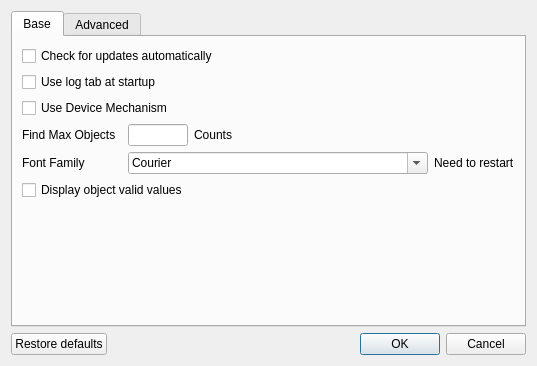
Before: the Qt Designer form CryptokiMan/settings_dlg.ui in jykim74/CryptokiMan, drawn with Qt 5.
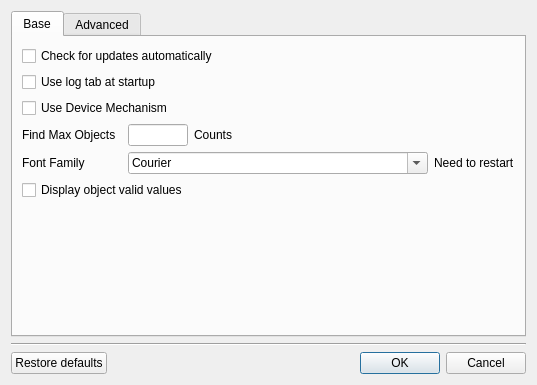
After: the same form once the commit is applied. The open tabs and pages were chosen to show the change.

```diff
--- a/CryptokiMan/settings_dlg.ui
+++ b/CryptokiMan/settings_dlg.ui
@@ -7,7 +7,7 @@
     <x>0</x>
     <y>0</y>
     <width>537</width>
-    <height>366</height>
+    <height>385</height>
    </rect>
   </property>
   <property name="windowTitle">
@@ -375,6 +375,13 @@
      </widget>
     </widget>
    </item>
+   <item>
+    <widget class="Line" name="line_3">
+     <property name="orientation">
+      <enum>Qt::Horizontal</enum>
+     </property>
+    </widget>
+   </item>
    <item>
     <layout class="QGridLayout" name="gridLayout_6">
      <property name="topMargin">
```
Left out of the diff: 65 changed lines with no effect on the pictures.
